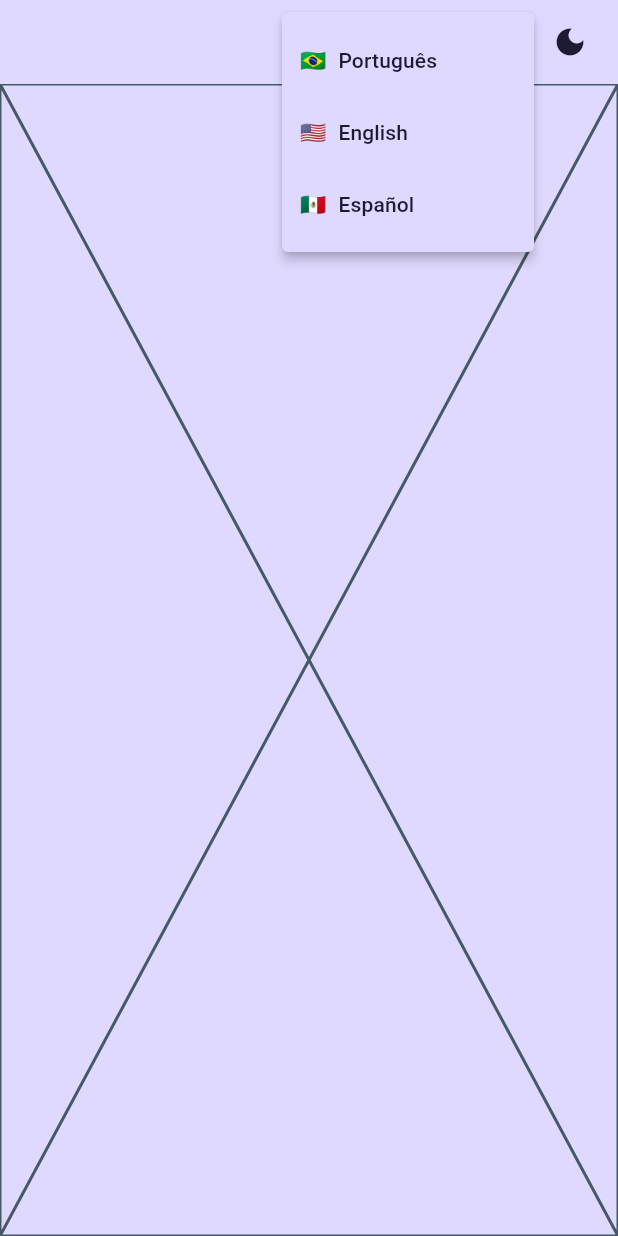
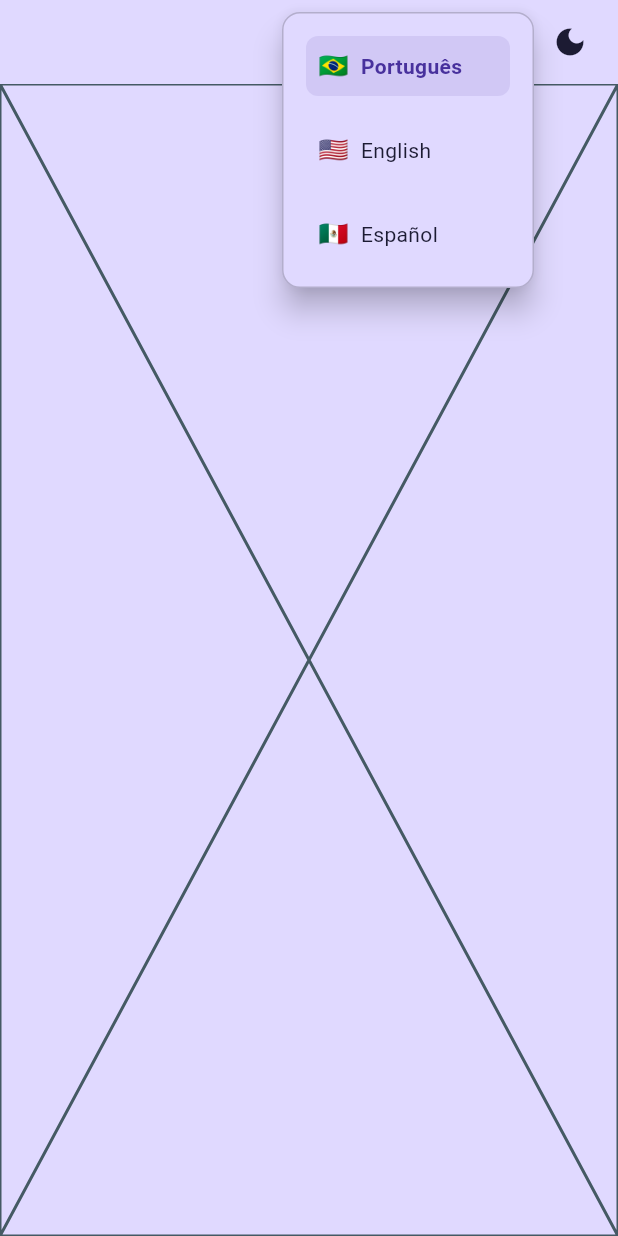
Before and after one commit to oginoino/montreal, a Flutter app: the screen it shows after launch, after a tap on the "language" icon, on a phone screen of 412 x 824 dp. Run offline on Flutter 3.47's test engine with Material 3 defaults, Android fonts, the phone set to English and light mode, and no system bars; our stand-ins replace get_it, go_router, google_fonts; Roboto replaces fonts that are missing (SanFranciscoPro).

Commit message:
feat(theme): enhance language selector UI and add UI constants
- Add comprehensive UI constants for opacity, borderRadius, elevation and borderWidth
- Update dark and light themes to use UIConstants for elevation
- Improve LanguageSelector with better styling, theming and visual feedback

```diff
--- a/lib/utils/constants/ui_constants.dart
+++ b/lib/utils/constants/ui_constants.dart
@@ -18,4 +18,37 @@ class UIConstants {
   double spacing16 = 64.0; // 8 * 8
   double spacing20 = 80.0; // 8 * 10
   double spacing24 = 96.0; // 8 * 12
+
+  // Escala de opacidade
+  static const double opacity10 = 0.1;
+  static const double opacity20 = 0.2;
+  static const double opacity30 = 0.3;
+  static const double opacity40 = 0.4;
+  static const double opacity50 = 0.5;
+  static const double opacity60 = 0.6;
+  static const double opacity70 = 0.7;
+  static const double opacity80 = 0.8;
+  static const double opacity90 = 0.9;
+
+  // BorderRadius
+  static const double radius4 = 4.0;
+  static const double radius8 = 8.0;
+  static const double radius12 = 12.0;
+  static const double radius16 = 16.0;
+  static const double radius20 = 20.0;
+  static const double radius24 = 24.0;
+
+  // Elevation
+  static const double elevation2 = 2.0;
+  static const double elevation4 = 4.0;
+  static const double elevation6 = 6.0;
+  static const double elevation8 = 8.0;
+  static const double elevation12 = 12.0;
+  static const double elevation16 = 16.0;
+
+  // Border Width
+  static const double borderWidth1 = 1.0;
+  static const double borderWidth2 = 2.0;
+  static const double borderWidth3 = 3.0;
+  static const double borderWidth4 = 4.0;
 }
--- a/lib/view/component/ui/language_selector.dart
+++ b/lib/view/component/ui/language_selector.dart
@@ -5,11 +5,23 @@ class LanguageSelector extends StatelessWidget {
 
   @override
   Widget build(BuildContext context) {
+    final theme = Theme.of(context);
+    final colorScheme = theme.colorScheme;
+
     return Consumer<LocaleProvider>(
       builder: (context, localeProvider, child) {
         return PopupMenuButton<Locale>(
-          icon: const Icon(Icons.language),
+          icon: Icon(Icons.language, color: colorScheme.onSurface),
           tooltip: LocaleConstants.languageSelectionTooltip,
+          color: colorScheme.surface,
+          elevation: UIConstants.elevation8,
+          shape: RoundedRectangleBorder(
+            borderRadius: BorderRadius.circular(UIConstants.radius12),
+            side: BorderSide(
+              color: colorScheme.outline.withValues(alpha: UIConstants.opacity20),
+              width: UIConstants.borderWidth1,
+            ),
+          ),
           onSelected: (Locale locale) {
             localeProvider.setLocale(locale);
           },
@@ -18,12 +30,39 @@ class LanguageSelector extends StatelessWidget {
               .map(
                 (localeData) => PopupMenuItem<Locale>(
                   value: localeData.locale,
-                  child: Row(
-                    spacing: uiConstants.spacing2,
-                    children: [
-                      Text(localeData.flag),
-                      Text(localeData.displayName),
-                    ],
+                  padding: EdgeInsets.symmetric(
+                    horizontal: uiConstants.spacing4,
+                    vertical: uiConstants.spacing2,
+                  ),
+                  child: Container(
+                    decoration: BoxDecoration(
+                      borderRadius: BorderRadius.circular(UIConstants.radius8),
+                      color: localeProvider.currentLocale == localeData.locale
+                          ? colorScheme.primary.withValues(alpha: UIConstants.opacity10)
+                          : Colors.transparent,
+                    ),
+                    padding: EdgeInsets.all(uiConstants.spacing2),
+                    child: Row(
+                      children: [
+                        Text(localeData.flag, style: theme.textTheme.bodyLarge),
+                        SizedBox(width: uiConstants.spacing2),
+                        Text(
+                          localeData.displayName,
+                          style: theme.textTheme.bodyMedium?.copyWith(
+                            color:
+                                localeProvider.currentLocale ==
+                                    localeData.locale
+                                ? colorScheme.primary
+                                : colorScheme.onSurface,
+                            fontWeight:
+                                localeProvider.currentLocale ==
+                                    localeData.locale
+                                ? FontWeight.w600
+                                : FontWeight.w400,
+                          ),
+                        ),
+                      ],
+                    ),
                   ),
                 ),
               )
--- a/lib/view/theme/dark_theme.dart
+++ b/lib/view/theme/dark_theme.dart
@@ -110,7 +110,7 @@ AppBarTheme _darkAppBarTheme = AppBarTheme(
   backgroundColor: _darkColorScheme.surface,
   foregroundColor: _darkColorScheme.onSurface,
   elevation: 0,
-  scrolledUnderElevation: 4,
+  scrolledUnderElevation: UIConstants.elevation4,
   shadowColor: _darkColorScheme.shadow,
   surfaceTintColor: _darkColorScheme.surfaceTint,
   titleTextStyle: TextStyle(
--- a/lib/view/theme/light_theme.dart
+++ b/lib/view/theme/light_theme.dart
@@ -110,7 +110,7 @@ AppBarTheme _lightAppBarTheme = AppBarTheme(
   backgroundColor: _lightColorScheme.surface,
   foregroundColor: _lightColorScheme.onSurface,
   elevation: 0,
-  scrolledUnderElevation: 4,
+  scrolledUnderElevation: UIConstants.elevation4,
   shadowColor: _lightColorScheme.shadow,
   surfaceTintColor: _lightColorScheme.surfaceTint,
   titleTextStyle: TextStyle(
```
